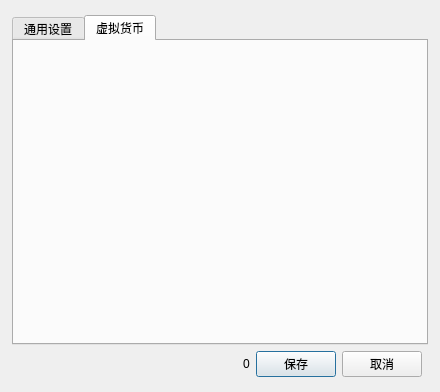
Above: form/fund_setting_dialog.ui from xuzhonglin/FundView before the change. Below: the same form after it.
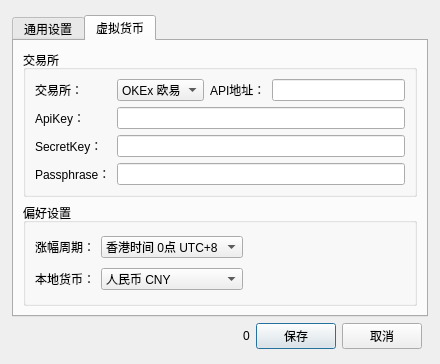
That is the form after the change. The open tabs and pages were chosen to show the change.

What changed in the file:
```diff
--- a/form/fund_setting_dialog.ui
+++ b/form/fund_setting_dialog.ui
@@ -7,7 +7,7 @@
     <x>0</x>
     <y>0</y>
     <width>440</width>
-    <height>392</height>
+    <height>324</height>
    </rect>
   </property>
   <property name="windowTitle">
@@ -469,6 +469,146 @@
       <attribute name="title">
        <string>虚拟货币</string>
       </attribute>
+      <layout class="QGridLayout" name="gridLayout_7">
+       <item row="0" column="0">
+        <widget class="QGroupBox" name="groupBox_3">
+         <property name="title">
+          <string>交易所</string>
+         </property>
+         <layout class="QGridLayout" name="gridLayout_9">
+          <item row="0" column="0">
+           <layout class="QGridLayout" name="gridLayout_8">
+            <item row="1" column="0">
+             <widget class="QLabel" name="label_10">
+              <property name="text">
+               <string>ApiKey：</string>
+              </property>
+             </widget>
+            </item>
+            <item row="0" column="3">
+             <widget class="QLineEdit" name="api_address_text"/>
+            </item>
+            <item row="0" column="0">
+             <widget class="QLabel" name="label_3">
+              <property name="text">
+               <string>交易所：</string>
+              </property>
+             </widget>
+            </item>
+            <item row="3" column="0">
+             <widget class="QLabel" name="pass_phrase_label">
+              <property name="text">
+               <string>Passphrase：</string>
+              </property>
+             </widget>
+            </item>
+            <item row="0" column="1">
+             <widget class="QComboBox" name="exchange_opt">
+              <item>
+               <property name="text">
+                <string>OKEx 欧易</string>
+               </property>
+              </item>
+             </widget>
+            </item>
+            <item row="2" column="0">
+             <widget class="QLabel" name="label_11">
+              <property name="text">
+               <string>SecretKey：</string>
+              </property>
+             </widget>
+            </item>
+            <item row="0" column="2">
+             <widget class="QLabel" name="label_15">
+              <property name="text">
+               <string>API地址：</string>
+              </property>
+             </widget>
+            </item>
+            <item row="1" column="1" colspan="3">
+             <widget class="QLineEdit" name="api_key_text"/>
+            </item>
+            <item row="2" column="1" colspan="3">
+             <widget class="QLineEdit" name="secret_key_text"/>
+            </item>
+            <item row="3" column="1" colspan="3">
+             <widget class="QLineEdit" name="pass_phrase_text"/>
+            </item>
+           </layout>
+          </item>
+         </layout>
+        </widget>
+       </item>
+       <item row="1" column="0">
+        <widget class="QGroupBox" name="groupBox_4">
+         <property name="title">
+          <string>偏好设置</string>
+         </property>
+         <layout class="QGridLayout" name="gridLayout_10">
+          <item row="0" column="0">
+           <widget class="QLabel" name="label_13">
+            <property name="text">
+             <string>涨幅周期：</string>
+            </property>
+           </widget>
+          </item>
+          <item row="1" column="1">
+           <widget class="QComboBox" name="local_currency_opt">
+            <item>
+             <property name="text">
+              <string>人民币 CNY</string>
+             </property>
+            </item>
+            <item>
+             <property name="text">
+              <string>美元   USD</string>
+             </property>
+            </item>
+           </widget>
+          </item>
+          <item row="1" column="0">
+           <widget class="QLabel" name="label_14">
+            <property name="text">
+             <string>本地货币：</string>
+            </property>
+           </widget>
+          </item>
+          <item row="0" column="1">
+           <widget class="QComboBox" name="raise_cycle_opt">
+            <item>
+             <property name="text">
+              <string>香港时间 0点 UTC+8</string>
+             </property>
+            </item>
+            <item>
+             <property name="text">
+              <string>国际时间 0点 UTC+0</string>
+             </property>
+            </item>
+            <item>
+             <property name="text">
+              <string>24H 制</string>
+             </property>
+            </item>
+           </widget>
+          </item>
+          <item row="1" column="2">
+           <spacer name="horizontalSpacer_2">
+            <property name="orientation">
+             <enum>Qt::Horizontal</enum>
+            </property>
+            <property name="sizeHint" stdset="0">
+             <size>
+              <width>40</width>
+              <height>20</height>
+             </size>
+            </property>
+           </spacer>
+          </item>
+         </layout>
+        </widget>
+       </item>
+      </layout>
      </widget>
     </widget>
    </item>
```
Left out of the diff: 5 changed lines with no effect on the pictures.
